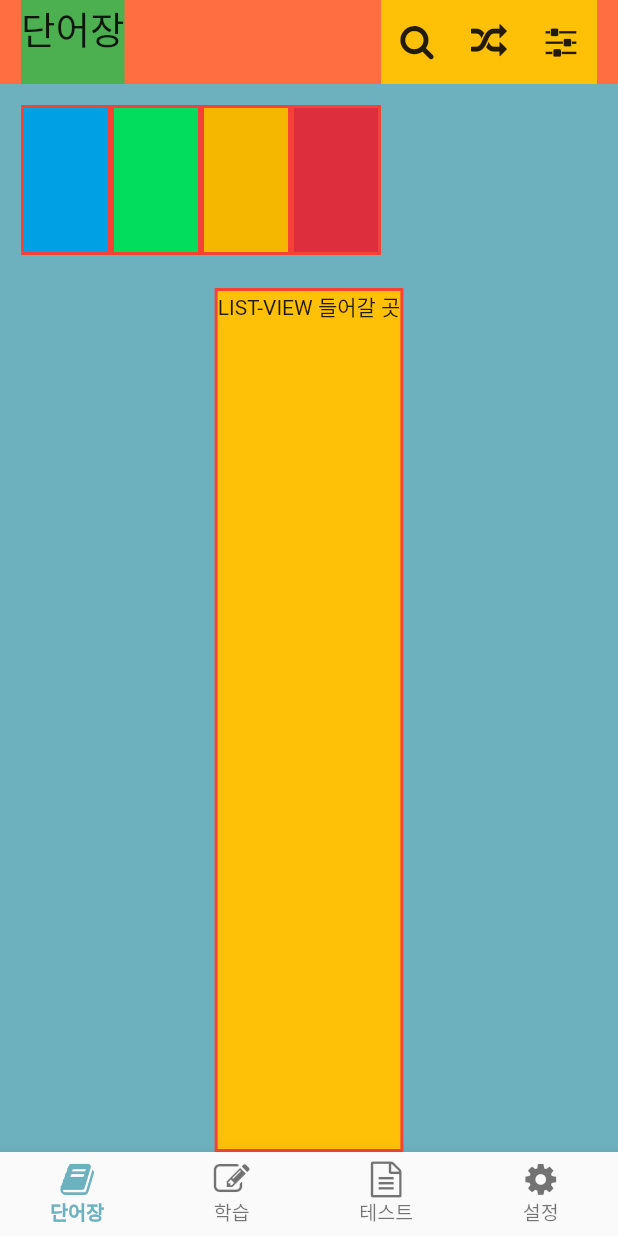
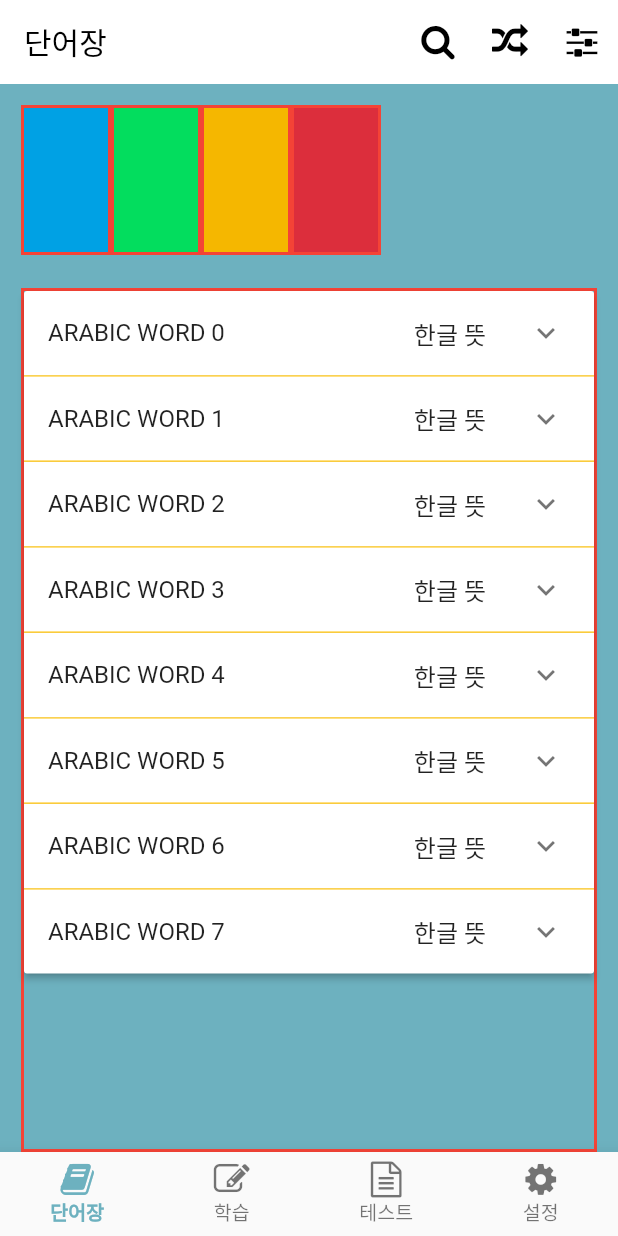
Before and after one commit to almeng-E/arabic_korean_memo, a Flutter app: the screen it shows after launch, on a phone screen of 412 x 824 dp. Run offline on Flutter 3.47's test engine with Material 2 defaults, Android fonts, the phone set to English and light mode, and no system bars.

Commit message:
23-08-04 : main 개선 및 appBar 정리, 단어장 레이아웃 완성

```diff
--- /dev/null
+++ b/lib/layouts/color_buttons.dart
@@ -0,0 +1,47 @@
+import 'package:flutter/material.dart';
+import 'package:arabic_korean_memo/themes/my_colors.dart';
+
+class ColorButtons extends StatelessWidget {
+  const ColorButtons({
+    super.key,
+  });
+
+  @override
+  Widget build(BuildContext context) {
+    return SizedBox(
+      height: 100,
+      child: Row(
+        children: [
+          Container(
+            width: 60,
+            decoration: BoxDecoration(
+              border: Border.all(width: 2, color: Colors.red),
+              color: tmpBlue,
+            ),
+          ),
+          Container(
+            width: 60,
+            decoration: BoxDecoration(
+              border: Border.all(width: 2, color: Colors.red),
+              color: tmpGreen,
+            ),
+          ),
+          Container(
+            width: 60,
+            decoration: BoxDecoration(
+              border: Border.all(width: 2, color: Colors.red),
+              color: tmpOrange,
+            ),
+          ),
+          Container(
+            width: 60,
+            decoration: BoxDecoration(
+              border: Border.all(width: 2, color: Colors.red),
+              color: tmpRed,
+            ),
+          ),
+        ],
+      ),
+    );
+  }
+}
--- /dev/null
+++ b/lib/layouts/word_cards.dart
@@ -0,0 +1,74 @@
+import 'package:flutter/material.dart';
+
+// Item 이라는 클래스 선언
+class Item {
+  Item({
+    required this.id,
+    required this.headerValue,
+    required this.expandedValue,
+  });
+  int id;
+  String headerValue;
+  String expandedValue;
+}
+
+// Item을 요소로 가지는 List 생성(genereate)       << 추후 csv file 로 교체?
+List<Item> generateItems(int numberOfItems) {
+  return List<Item>.generate(numberOfItems, (int index) {
+    return Item(
+      id: index,
+      headerValue: 'ARABIC WORD $index',
+      expandedValue: 'ARABIC WORD $index 의 세부 정보들!',
+    );
+  });
+}
+
+class WordCards extends StatefulWidget {
+  const WordCards({super.key});
+
+  @override
+  State<WordCards> createState() => _WordCardsState();
+}
+
+class _WordCardsState extends State<WordCards> {
+  // 사용될 아이템 리스트 _data 생성
+  final List<Item> _data = generateItems(8);
+
+  @override
+  Widget build(BuildContext context) {
+    return SingleChildScrollView(
+      child: Container(
+        child: _buildPanel(),
+      ),
+    );
+  }
+
+  Widget _buildPanel() {
+    return ExpansionPanelList.radio(
+      dividerColor: Colors.amber,
+      // initialOpenPanelValue: 2, : 처음 열리는 value 설정도 가능
+      children: _data.map<ExpansionPanelRadio>((Item item) {
+        return ExpansionPanelRadio(
+          canTapOnHeader: true,
+          value: item.id,
+          headerBuilder: (BuildContext context, bool isExpanded) {
+            return ListTile(
+              // title에 위젯이 들어갈 수 있음.
+              title: Row(
+                mainAxisAlignment: MainAxisAlignment.spaceBetween,
+                children: [
+                  Text(item.headerValue),
+                  const Text('한글 뜻'),
+                ],
+              ),
+            );
+          },
+          body: ListTile(
+            title: Text(item.expandedValue),
+            subtitle: const Text('SUBTITLE~~~~~~~~~~~~~~~~'),
+          ),
+        );
+      }).toList(),
+    );
+  }
+}
--- a/lib/main.dart
+++ b/lib/main.dart
@@ -1,8 +1,8 @@
 import 'package:flutter/material.dart';
-import 'package:arabic_korean_memo/pages/main_page_settings.dart';
-import 'package:arabic_korean_memo/pages/main_page_study.dart';
-import 'package:arabic_korean_memo/pages/main_page_tests.dart';
-import 'package:arabic_korean_memo/pages/main_page_words.dart';
+import 'package:arabic_korean_memo/pages/p_setting.dart';
+import 'package:arabic_korean_memo/pages/p_study.dart';
+import 'package:arabic_korean_memo/pages/p_tests.dart';
+import 'package:arabic_korean_memo/pages/p_words.dart';
 import 'package:arabic_korean_memo/themes/my_colors.dart';
 import 'package:arabic_korean_memo/themes/my_icons.dart';
 
@@ -17,81 +17,35 @@ class MyApp extends StatelessWidget {
   @override
   Widget build(BuildContext context) {
     return const MaterialApp(
+      debugShowCheckedModeBanner: false,
       title: '나만의 작은 아랍어',
-      home: MainPageFormat(),
+      home: MainPages(),
     );
   }
 }
 
-class MainPageFormat extends StatefulWidget {
-  const MainPageFormat({super.key});
+// MainPages
+class MainPages extends StatefulWidget {
+  const MainPages({super.key});
 
   @override
-  State<MainPageFormat> createState() => _MainPageFormatState();
+  State<MainPages> createState() => _MainPagesState();
 }
 
-class _MainPageFormatState extends State<MainPageFormat> {
+class _MainPagesState extends State<MainPages> {
   int _currentIndex = 0;
 
-  final List _bodyPages = [
+  final List _pages = [
     const MainPageWords(),
     const MainPageStudy(),
     const MainPageTests(),
     const MainPageSettings(),
   ];
-  final List _pageNames = [
-    '단어장',
-    '학습',
-    '테스트',
-    '설정',
-  ];
-  final List<Widget> appBarButtons = [
-    Row(
-      children: [
-        IconButton(
-          icon: const Icon(CustomIcon.search),
-          tooltip: '검색',
-          onPressed: () {},
-        ),
-        IconButton(
-          icon: const Icon(CustomIcon.shuffle),
-          tooltip: '셔플',
-          onPressed: () {},
-        ),
-        IconButton(
-          icon: const Icon(CustomIcon.sliders),
-          tooltip: '범위설정',
-          onPressed: () {},
-        ),
-      ],
-    ),
-    IconButton(
-      icon: const Icon(CustomIcon.sliders),
-      iconSize: 24,
-      tooltip: '범위설정',
-      onPressed: () {},
-    ),
-    IconButton(
-      icon: const Icon(CustomIcon.sliders),
-      iconSize: 24,
-      tooltip: '범위설정',
-      onPressed: () {},
-    ),
-    const SizedBox(),
-  ];
 
   @override
   Widget build(BuildContext context) {
-    return MaterialApp(
-      home: Scaffold(
-        appBar: PreferredSize(
-          preferredSize: const Size.fromHeight(kToolbarHeight),
-          child: MainPageAppBar(
-            title: _pageNames[_currentIndex],
-            buttons: appBarButtons[_currentIndex],
-          ),
-        ),
-        body: _bodyPages[_currentIndex],
+    return Scaffold(
+      body: _pages[_currentIndex],
       bottomNavigationBar: BottomNavigationBar(
         // 타입
         type: BottomNavigationBarType.fixed,
@@ -136,52 +90,6 @@ class _MainPageFormatState extends State<MainPageFormat> {
         ),
         showUnselectedLabels: true,
       ),
-      ),
     );
   }
 }
-
-// ******************************************************APP-BAR 커스텀
-class MainPageAppBar extends StatelessWidget {
-  const MainPageAppBar({
-    super.key,
-    required this.title,
-    required this.buttons,
-  });
-
-  final String title;
-  final Widget buttons;
-
-  @override
-  Widget build(BuildContext context) {
-    return SafeArea(
-      child: Container(
-        color: Colors.deepOrangeAccent,
-        padding: const EdgeInsets.symmetric(
-          horizontal: 14,
-        ),
-        child: Row(
-          mainAxisAlignment: MainAxisAlignment.spaceBetween,
-          crossAxisAlignment: CrossAxisAlignment.stretch,
-          children: [
-            // TITLE
-            Container(
-              color: Colors.green,
-              child: Text(
-                title,
-                style: const TextStyle(
-                  fontSize: 25,
-                ),
-              ),
-            ),
-            // 아이콘버튼들
-            Container(
-              color: Colors.amber,
-              child: buttons,
-            ),
-          ],
-        ),
-      ),
-    );
-  }
-}
--- a/lib/pages/main_page_words.dart
+++ /dev/null
@@ -1,75 +0,0 @@
-import 'package:flutter/material.dart';
-import 'package:arabic_korean_memo/themes/my_colors.dart';
-
-class MainPageWords extends StatefulWidget {
-  const MainPageWords({super.key});
-
-  @override
-  State<MainPageWords> createState() => _MainPageWordsState();
-}
-
-class _MainPageWordsState extends State<MainPageWords> {
-  @override
-  Widget build(BuildContext context) {
-    return Container(
-      width: double.infinity,
-      padding: const EdgeInsets.fromLTRB(14, 14, 14, 0),
-      decoration: const BoxDecoration(
-        color: mainMint,
-      ),
-      child: Column(
-        children: [
-          // ********************************* 색전환 버튼들
-          SizedBox(
-            height: 100,
-            child: Row(
-              children: [
-                Container(
-                  width: 60,
-                  decoration: BoxDecoration(
-                    border: Border.all(width: 2, color: Colors.red),
-                    color: tmpBlue,
-                  ),
-                ),
-                Container(
-                  width: 60,
-                  decoration: BoxDecoration(
-                    border: Border.all(width: 2, color: Colors.red),
-                    color: tmpGreen,
-                  ),
-                ),
-                Container(
-                  width: 60,
-                  decoration: BoxDecoration(
-                    border: Border.all(width: 2, color: Colors.red),
-                    color: tmpOrange,
-                  ),
-                ),
-                Container(
-                  width: 60,
-                  decoration: BoxDecoration(
-                    border: Border.all(width: 2, color: Colors.red),
-                    color: tmpRed,
-                  ),
-                ),
-              ],
-            ),
-          ),
-          const SizedBox(
-            height: 22,
-          ),
-          // ###################Expanded 는임시용
-          Expanded(
-            child: Container(
-              decoration: BoxDecoration(
-                border: Border.all(width: 2, color: Colors.red),
-                color: Colors.amber,
-              ),
-              child: const Text('LIST-VIEW 들어갈 곳'),
-            ),
-          ),
-        ],
-      ),
-    );
-  }
-}
--- /dev/null
+++ b/lib/pages/p_words.dart
@@ -0,0 +1,74 @@
+import 'package:flutter/material.dart';
+import 'package:arabic_korean_memo/layouts/color_buttons.dart';
+import 'package:arabic_korean_memo/layouts/word_cards.dart';
+import 'package:arabic_korean_memo/themes/my_colors.dart';
+import 'package:arabic_korean_memo/themes/my_icons.dart';
+
+class MainPageWords extends StatefulWidget {
+  const MainPageWords({super.key});
+
+  @override
+  State<MainPageWords> createState() => _MainPageWordsState();
+}
+
+class _MainPageWordsState extends State<MainPageWords> {
+  @override
+  Widget build(BuildContext context) {
+    return Scaffold(
+      appBar: AppBar(
+        title: const Text(
+          '단어장',
+          style: TextStyle(color: Colors.black),
+        ),
+        elevation: 0,
+        backgroundColor: Colors.white,
+        actions: [
+          IconButton(
+            icon: const Icon(CustomIcon.search),
+            color: Colors.black,
+            tooltip: '검색',
+            onPressed: () {},
+          ),
+          IconButton(
+            icon: const Icon(CustomIcon.shuffle),
+            color: Colors.black,
+            tooltip: '셔플',
+            onPressed: () {},
+          ),
+          IconButton(
+            icon: const Icon(CustomIcon.sliders),
+            color: Colors.black,
+            tooltip: '범위설정',
+            onPressed: () {},
+          ),
+        ],
+      ),
+      body: Container(
+        width: double.infinity,
+        height: double.infinity,
+        padding: const EdgeInsets.fromLTRB(14, 14, 14, 0),
+        decoration: const BoxDecoration(
+          color: mainMint,
+        ),
+        child: Column(
+          children: [
+            // ********************************* 색전환 버튼들
+            const ColorButtons(),
+            const SizedBox(
+              height: 22,
+            ),
+            // ###################Expanded 는임시용
+            Expanded(
+              child: Container(
+                decoration: BoxDecoration(
+                  border: Border.all(width: 2, color: Colors.red),
+                ),
+                child: const WordCards(),
+              ),
+            ),
+          ],
+        ),
+      ),
+    );
+  }
+}
```
Also changed, not shown: lib/layouts/color_button.dart (deleted, +0 -15 lines), lib/pages/main_page_settings.dart (deleted, +0 -29 lines), lib/pages/main_page_study.dart (deleted, +0 -72 lines), lib/pages/main_page_tests.dart (deleted, +0 -71 lines), lib/pages/p_setting.dart (added, +40 -0 lines), lib/pages/p_study.dart (added, +59 -0 lines), lib/pages/p_tests.dart (added, +59 -0 lines), lib/layouts/action_button.dart (deleted). Lines whose indentation alone changed are shown as unchanged.
